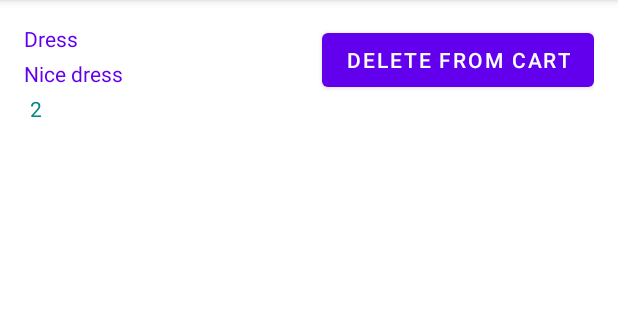
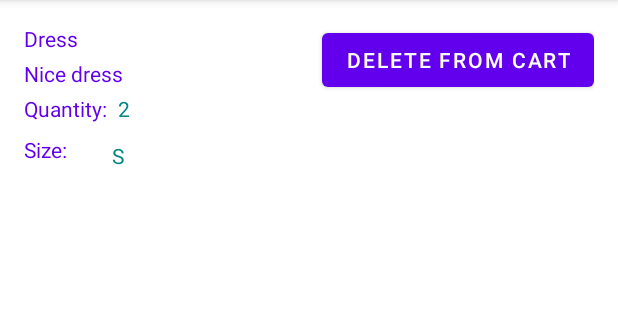
Before and after one commit to devabir93/sqlite, an Android app: the CartActivity screen opened directly, with no data from a screen before it, on a phone screen of 412 x 824 dp, the part 84-404 px from its top. Run offline under Robolectric (Android 15) with nearby library versions, the phone set to English and light mode, and no system bars.

Commit message:
implement cart

```diff
--- a/app/src/main/java/ucas/android/sqlite/ProductListener.java
+++ b/app/src/main/java/ucas/android/sqlite/ProductListener.java
@@ -4,6 +4,6 @@ package ucas.android.sqlite;
  * Created by abeer on 20,May,2023
  */
 public interface ProductListener {
-    void onAddToCart(int productId, int count);
+    void onAddToCart(int productId, String size, int count);
     void deleteFromCart(int productId, int pos);
 }
--- a/app/src/main/java/ucas/android/sqlite/ProductsAdapterReccylerview.java
+++ b/app/src/main/java/ucas/android/sqlite/ProductsAdapterReccylerview.java
@@ -4,6 +4,7 @@ import android.view.LayoutInflater;
 import android.view.View;
 import android.view.ViewGroup;
 import android.widget.Button;
+import android.widget.Spinner;
 import android.widget.TextView;
 
 import androidx.annotation.NonNull;
@@ -48,11 +49,13 @@ public class ProductsAdapterReccylerview extends RecyclerView.Adapter<ProductsAd
             holder.quantityTv.setText(product.getQuantity()+"");
         if(holder.categoryTv!=null)
             holder.categoryTv.setText(product.getCategoryName());
+        if(holder.sizeTv!=null)
+            holder.sizeTv.setText(product.getSelectSize());
         if(holder.addToCartBtn!=null)
             holder.addToCartBtn.setOnClickListener(new View.OnClickListener() {
             @Override
             public void onClick(View v) {
-                productListener.onAddToCart(product.getId(), position + 2);
+                productListener.onAddToCart(product.getId(),(String)holder.spinner.getSelectedItem(), position + 2);
             }
         });
 
@@ -60,7 +63,7 @@ public class ProductsAdapterReccylerview extends RecyclerView.Adapter<ProductsAd
             holder.deleteFromCartBtn.setOnClickListener(new View.OnClickListener() {
                 @Override
                 public void onClick(View v) {
-                    productListener.deleteFromCart(product.getId(), position);
+                    productListener.deleteFromCart(product.getCartId(), holder.getAdapterPosition());
                 }
             });
     }
@@ -74,15 +77,18 @@ public class ProductsAdapterReccylerview extends RecyclerView.Adapter<ProductsAd
 
     static class ProductViewholder extends RecyclerView.ViewHolder {
 
-        TextView nameTv, descTv, categoryTv,quantityTv;
+        TextView nameTv, descTv, categoryTv,quantityTv,sizeTv;
         Button addToCartBtn,deleteFromCartBtn;
+        Spinner spinner;
 
         public ProductViewholder(@NonNull View itemView) {
             super(itemView);
+            spinner = itemView.findViewById(R.id.size_spinner);
             nameTv = itemView.findViewById(R.id.product_name_tv);
             descTv = itemView.findViewById(R.id.product_Desc_tv);
             categoryTv = itemView.findViewById(R.id.product_category_tv);
             quantityTv = itemView.findViewById(R.id.quantity_value_tv);
+            sizeTv = itemView.findViewById(R.id.size_value_tv);
             addToCartBtn = itemView.findViewById(R.id.add_to_cart_btn);
             deleteFromCartBtn = itemView.findViewById(R.id.delete_from_cart_btn);
         }
--- a/app/src/main/java/ucas/android/sqlite/db/DBManager.java
+++ b/app/src/main/java/ucas/android/sqlite/db/DBManager.java
@@ -50,6 +50,7 @@ public class DBManager {
         ContentValues contentValue = new ContentValues();
         contentValue.put(DatabaseHelper.PRODUCT_ID, cart.getProductId());
         contentValue.put(DatabaseHelper.QUANTITY, cart.getCount());
+        contentValue.put(DatabaseHelper.SIZE, cart.getSize());
         database.insert(DatabaseHelper.TABLE_CART, null, contentValue);
     }
     public void insert(Category category) {
@@ -112,17 +113,21 @@ public class DBManager {
     }
 
     public ArrayList<Product> fetchCart() {
-        String[] columns = new String[] { DatabaseHelper.PRODUCT_ID, DatabaseHelper.QUANTITY};
+        String[] columns = new String[] {DatabaseHelper._ID, DatabaseHelper.PRODUCT_ID, DatabaseHelper.QUANTITY,DatabaseHelper.SIZE};
         Cursor cursor = database.query(DatabaseHelper.TABLE_CART, columns, null, null, null, null, null);
         ArrayList<Product> productArrayList = new ArrayList<>();
         if (cursor != null && cursor.moveToFirst()) {
             do{
                 int id =cursor.getInt(0);
-                int quantity = cursor.getInt(1);
-                Cursor cursorProduct = database.rawQuery("select * from "+DatabaseHelper.TABLE_PRODUCTS +" where "+DatabaseHelper._ID+" = ?",new String[]{String.valueOf(id)});
+                int productId =cursor.getInt(1);
+                int quantity = cursor.getInt(2);
+                String size = cursor.getString(3);
+                Cursor cursorProduct = database.rawQuery("select * from "+DatabaseHelper.TABLE_PRODUCTS +" where "+DatabaseHelper._ID+" = ?",new String[]{String.valueOf(productId)});
                 cursorProduct.moveToFirst();
                 Product product = getProduct(cursorProduct);
+                product.setCartId(id);
                 product.setQuantity(quantity);
+                product.setSelectSize(size);
                 productArrayList.add(product);
             }while (cursor.moveToNext());
         }
@@ -136,9 +141,8 @@ public class DBManager {
     }
 
     public int deleteFromCart(long id) {
-//        database.execSQL("delete from "+DatabaseHelper.TABLE_CART + " where "+DatabaseHelper.PRODUCT_ID + " = ? ",new String[]{String.valueOf(id)});
-        //int row =database.delete(DatabaseHelper.TABLE_CART, DatabaseHelper.PRODUCT_ID + "= ?" , new String[]{String.valueOf(id)});
-        int row =database.delete(DatabaseHelper.TABLE_CART,null,null);
+        int row =database.delete(DatabaseHelper.TABLE_CART, DatabaseHelper._ID + "= ?" , new String[]{String.valueOf(id)});
+//        int row =database.delete(DatabaseHelper.TABLE_CART,null,null);
         //database.close();
         return row;
     }
--- a/app/src/main/java/ucas/android/sqlite/db/DatabaseHelper.java
+++ b/app/src/main/java/ucas/android/sqlite/db/DatabaseHelper.java
@@ -27,12 +27,13 @@ public class DatabaseHelper extends SQLiteOpenHelper {
     public static final String DESCRIPTION = "description";
     public static final String CATEGORY_ID = "category_id";
     public static final String PRICE = "price";
+    public static final String SIZE = "size";
 
     // Database Information
     static final String DB_NAME = "STUDENTS.DB";
 
     // database version
-    static final int DB_VERSION = 4;
+    static final int DB_VERSION = 6;
 
     // Creating table query
     private static final String CREATE_TABLE_STUDENTS = "create table if not exists" + TABLE_STUDENTS + "(" + _ID
@@ -44,7 +45,9 @@ public class DatabaseHelper extends SQLiteOpenHelper {
             + " INTEGER PRIMARY KEY ON CONFLICT REPLACE, " + NAME + " TEXT NOT NULL);";
 
     private static final String CREATE_TABLE_CART = "create table if not exists " + TABLE_CART + "(" + _ID
-            + " INTEGER PRIMARY KEY ON CONFLICT REPLACE, " + PRODUCT_ID + " INTEGER ," + QUANTITY+" INTEGER,"+
+            + " INTEGER PRIMARY KEY ON CONFLICT REPLACE, " + PRODUCT_ID + " INTEGER ,"
+            + QUANTITY+" INTEGER,"
+            + SIZE+" TEXT,"+
             " foreign key ("+PRODUCT_ID+") references "+TABLE_PRODUCTS
             +" ("+_ID+"));";
 
--- a/app/src/main/java/ucas/android/sqlite/model/Product.java
+++ b/app/src/main/java/ucas/android/sqlite/model/Product.java
@@ -13,6 +13,7 @@ public class Product {
     int quantity;
 
     String categoryName;
+    private String selectSize;
 
     public Product() {
     }
@@ -121,4 +122,12 @@ public class Product {
                 ", categoryName='" + categoryName + '\'' +
                 '}';
     }
+
+    public void setSelectSize(String selectSize) {
+        this.selectSize = selectSize;
+    }
+
+    public String getSelectSize() {
+        return selectSize;
+    }
 }
--- a/app/src/main/java/ucas/android/sqlite/ui/CartActivity.java
+++ b/app/src/main/java/ucas/android/sqlite/ui/CartActivity.java
@@ -32,8 +32,7 @@ public class CartActivity extends AppCompatActivity {
             binding.emptyLayout.container.setVisibility(View.GONE);
             initAdapter(productArrayList);
         }else{
-            binding.productsRv.setVisibility(View.GONE);
-            binding.emptyLayout.container.setVisibility(View.VISIBLE);
+            emptyLayout();
         }
         Log.d(MainActivity.class.getSimpleName(), productArrayList.toString());
     }
@@ -49,7 +48,7 @@ public class CartActivity extends AppCompatActivity {
     private void initAdapter(ArrayList<Product> productArrayList) {
         productsAdapterReccylerview = new ProductsAdapterReccylerview(CartActivity.class.getSimpleName(),productArrayList, new ProductListener() {
             @Override
-            public void onAddToCart(int productId, int count) {
+            public void onAddToCart(int productId, String size, int count) {
 
             }
 
@@ -60,6 +59,9 @@ public class CartActivity extends AppCompatActivity {
                 if(rows > 0 ){
                     productArrayList.remove(pos);
                     productsAdapterReccylerview.notifyItemRemoved(pos);
+                    if(productsAdapterReccylerview.getItemCount()==0){
+                        emptyLayout();
+                    }
                 }
             }
         });
@@ -67,4 +69,9 @@ public class CartActivity extends AppCompatActivity {
         binding.productsRv.setLayoutManager(new LinearLayoutManager(this));
     }
 
+    private void emptyLayout() {
+        binding.productsRv.setVisibility(View.GONE);
+        binding.emptyLayout.container.setVisibility(View.VISIBLE);
+    }
+
 }
--- a/app/src/main/res/layout/list_item_cart.xml
+++ b/app/src/main/res/layout/list_item_cart.xml
@@ -33,6 +33,7 @@
         app:layout_constraintStart_toStartOf="@id/product_name_tv"
         android:layout_width="wrap_content"
         android:layout_height="wrap_content"
+        android:text="Quantity: "
         />
     <TextView
         android:id="@+id/quantity_value_tv"
@@ -40,6 +41,26 @@
         android:textColor="@color/teal_700"
         android:layout_marginStart="4dp"
         app:layout_constraintTop_toBottomOf="@id/product_Desc_tv"
+        app:layout_constraintStart_toEndOf="@id/quantity_lb"
+        android:layout_width="wrap_content"
+        android:layout_height="wrap_content"
+        />
+
+    <TextView
+        android:id="@+id/size_lb"
+        android:textColor="@color/purple_500"
+        android:layout_marginTop="8dp"
+        app:layout_constraintTop_toBottomOf="@id/quantity_value_tv"
+        app:layout_constraintStart_toStartOf="@id/product_name_tv"
+        android:layout_width="wrap_content"
+        android:layout_height="wrap_content"
+        android:text="Size: "
+        />
+    <TextView
+        android:id="@+id/size_value_tv"
+        android:layout_marginTop="4dp"
+        android:textColor="@color/teal_700"
+        app:layout_constraintTop_toTopOf="@id/size_lb"
         app:layout_constraintStart_toEndOf="@id/quantity_lb"
         android:layout_width="wrap_content"
         android:layout_height="wrap_content"
```
Also changed, not shown: app/src/main/java/ucas/android/sqlite/model/Cart.java (+11 -1 lines), app/src/main/java/ucas/android/sqlite/ui/MainActivity.java (+4 -3 lines), app/src/main/res/layout/list_item_product.xml (+10 -1 lines), app/src/main/res/values/strings.xml (+7 -0 lines).
